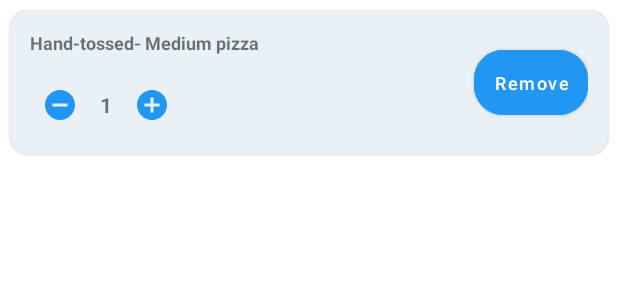
After one commit to Adi-n-tech/Pizza-App, an Android app: the layout item_cart.xml on its own in the app's theme, with its tools: preview values and no code run, on a phone screen of 412 x 824 dp. The commit adds this screen. Shown: the top 300 px of the screen. Run offline under Robolectric (Android 15) with nearby library versions, the phone set to English and light mode, and no system bars.

Commit message:
design cart screen and implement flow to update quantity and remove from cart using room

```diff
--- a/app/src/main/AndroidManifest.xml
+++ b/app/src/main/AndroidManifest.xml
@@ -5,15 +5,19 @@
     <uses-permission android:name="android.permission.INTERNET" />
 
     <application
+        android:name="com.app.pizzaapp.MyApplication"
         android:allowBackup="true"
         android:dataExtractionRules="@xml/data_extraction_rules"
         android:fullBackupContent="@xml/backup_rules"
         android:icon="@mipmap/ic_launcher"
-        android:name="com.app.pizzaapp.MyApplication"
         android:label="@string/app_name"
         android:supportsRtl="true"
         android:theme="@style/Theme.PizzaApp"
         tools:targetApi="31">
+        <activity
+            android:label="Cart"
+            android:name="com.app.pizzaapp.view.activity.CartItemsActivity"
+            android:exported="false" />
         <activity
             android:name="com.app.pizzaapp.view.activity.DashboardActivity"
             android:exported="true">
--- a/app/src/main/java/com/app/pizzaapp/model/PizzaCart.kt
+++ b/app/src/main/java/com/app/pizzaapp/model/PizzaCart.kt
@@ -11,5 +11,6 @@ data class PizzaCart(
     var description: String? = null,
     var crustName: String? = null,
     var sizeName: String? = null,
-    var price: Long
+    var price: Long,
+    var quantity: Long
 )
--- /dev/null
+++ b/app/src/main/res/drawable/ic_cart_24.xml
@@ -0,0 +1,5 @@
+<vector android:height="24dp" android:tint="#FFFFFF"
+    android:viewportHeight="24" android:viewportWidth="24"
+    android:width="24dp" xmlns:android="http://schemas.android.com/apk/res/android">
+    <path android:fillColor="@android:color/white" android:pathData="M7,18c-1.1,0 -1.99,0.9 -1.99,2S5.9,22 7,22s2,-0.9 2,-2 -0.9,-2 -2,-2zM1,2v2h2l3.6,7.59 -1.35,2.45c-0.16,0.28 -0.25,0.61 -0.25,0.96 0,1.1 0.9,2 2,2h12v-2L7.42,15c-0.14,0 -0.25,-0.11 -0.25,-0.25l0.03,-0.12 0.9,-1.63h7.45c0.75,0 1.41,-0.41 1.75,-1.03l3.58,-6.49c0.08,-0.14 0.12,-0.31 0.12,-0.48 0,-0.55 -0.45,-1 -1,-1L5.21,4l-0.94,-2L1,2zM17,18c-1.1,0 -1.99,0.9 -1.99,2s0.89,2 1.99,2 2,-0.9 2,-2 -0.9,-2 -2,-2z"/>
+</vector>
--- /dev/null
+++ b/app/src/main/res/drawable/ic_decrement.xml
@@ -0,0 +1,5 @@
+<vector android:height="24dp" android:tint="#FFFFFF"
+    android:viewportHeight="24" android:viewportWidth="24"
+    android:width="24dp" xmlns:android="http://schemas.android.com/apk/res/android">
+    <path android:fillColor="@android:color/white" android:pathData="M12,2C6.48,2 2,6.48 2,12s4.48,10 10,10s10,-4.48 10,-10S17.52,2 12,2zM17,13H7v-2h10V13z"/>
+</vector>
--- /dev/null
+++ b/app/src/main/res/drawable/ic_increment.xml
@@ -0,0 +1,5 @@
+<vector android:height="24dp" android:tint="#FFFFFF"
+    android:viewportHeight="24" android:viewportWidth="24"
+    android:width="24dp" xmlns:android="http://schemas.android.com/apk/res/android">
+    <path android:fillColor="@android:color/white" android:pathData="M12,2C6.48,2 2,6.48 2,12s4.48,10 10,10 10,-4.48 10,-10S17.52,2 12,2zM17,13h-4v4h-2v-4L7,13v-2h4L11,7h2v4h4v2z"/>
+</vector>
--- a/app/src/main/res/layout/activity_dashboard.xml
+++ b/app/src/main/res/layout/activity_dashboard.xml
@@ -2,11 +2,11 @@
 <layout xmlns:android="http://schemas.android.com/apk/res/android"
     xmlns:app="http://schemas.android.com/apk/res-auto"
     xmlns:tools="http://schemas.android.com/tools"
-    android:background="@color/background"
     tools:context=".view.DashboardActivity">
 
     <androidx.constraintlayout.widget.ConstraintLayout
         android:layout_width="match_parent"
+        android:background="@color/background"
         android:layout_height="match_parent">
 
         <ProgressBar
--- /dev/null
+++ b/app/src/main/res/layout/item_cart.xml
@@ -0,0 +1,86 @@
+<?xml version="1.0" encoding="utf-8"?>
+<layout xmlns:android="http://schemas.android.com/apk/res/android"
+    xmlns:app="http://schemas.android.com/apk/res-auto"
+    xmlns:tools="http://schemas.android.com/tools">
+
+    <com.google.android.material.card.MaterialCardView
+        android:layout_width="match_parent"
+        android:layout_height="wrap_content"
+        android:layout_margin="@dimen/_5sdp"
+        app:cardBackgroundColor="@color/light_blue"
+        app:cardCornerRadius="@dimen/_10sdp">
+
+        <androidx.constraintlayout.widget.ConstraintLayout
+            android:layout_width="match_parent"
+            android:layout_height="wrap_content"
+            android:padding="@dimen/_10sdp">
+
+            <com.google.android.material.textview.MaterialTextView
+                android:id="@+id/name"
+                android:layout_width="wrap_content"
+                android:layout_height="wrap_content"
+                tools:text="Hand-tossed- Medium pizza"
+                android:textStyle="bold"
+                android:textSize="@dimen/_9sdp"
+                app:layout_constraintStart_toStartOf="parent"
+                app:layout_constraintTop_toTopOf="parent" />
+
+            <com.google.android.material.imageview.ShapeableImageView
+                android:id="@+id/decrease_quentity"
+                android:layout_width="wrap_content"
+                android:layout_height="wrap_content"
+                android:layout_marginTop="@dimen/_10sdp"
+                android:background="@drawable/selected_item_rounded"
+                android:padding="@dimen/_6sdp"
+                android:src="@drawable/ic_decrement"
+                app:layout_constraintStart_toStartOf="parent"
+                app:layout_constraintTop_toBottomOf="@id/name"
+                app:tint="@color/blue" />
+
+            <com.google.android.material.textview.MaterialTextView
+                android:id="@+id/quantity"
+                android:layout_width="wrap_content"
+                android:layout_height="@dimen/_30sdp"
+                android:layout_marginStart="@dimen/_5sdp"
+                android:layout_marginTop="@dimen/_10sdp"
+                android:gravity="center"
+                android:text="1"
+                android:textStyle="bold"
+                app:layout_constraintStart_toEndOf="@id/decrease_quentity"
+                app:layout_constraintTop_toBottomOf="@id/name" />
+
+            <com.google.android.material.imageview.ShapeableImageView
+                android:id="@+id/quantity_increase"
+                android:layout_width="wrap_content"
+                android:layout_height="wrap_content"
+                android:layout_marginStart="@dimen/_5sdp"
+                android:layout_marginTop="@dimen/_10sdp"
+                android:background="@drawable/selected_item_rounded"
+                android:padding="@dimen/_6sdp"
+                android:src="@drawable/ic_increment"
+                app:layout_constraintStart_toEndOf="@id/quantity"
+                app:layout_constraintTop_toBottomOf="@id/name"
+                app:tint="@color/blue" />
+
+
+            <com.google.android.material.button.MaterialButton
+                android:id="@+id/remove"
+                android:layout_width="wrap_content"
+                android:layout_height="wrap_content"
+                android:backgroundTint="@color/blue"
+                android:minWidth="0dp"
+                android:minHeight="0dp"
+                android:padding="@dimen/_10sdp"
+                android:text="Remove"
+                android:textAllCaps="false"
+                android:textSize="@dimen/_9sdp"
+                app:cornerRadius="@dimen/_15sdp"
+                app:layout_constraintBottom_toBottomOf="parent"
+                app:layout_constraintEnd_toEndOf="parent"
+                app:layout_constraintTop_toTopOf="parent" />
+
+
+        </androidx.constraintlayout.widget.ConstraintLayout>
+
+    </com.google.android.material.card.MaterialCardView>
+</layout>
```
Also changed, not shown: app/src/main/java/com/app/pizzaapp/room/dao/PizzaCartDAO.kt (+20 -1 lines), app/src/main/java/com/app/pizzaapp/view/activity/CartItemsActivity.kt (added, +52 -0 lines), app/src/main/java/com/app/pizzaapp/view/activity/DashboardActivity.kt (+20 -1 lines), app/src/main/java/com/app/pizzaapp/view/adaptor/CartItemsAdapter.kt (added, +61 -0 lines), app/src/main/java/com/app/pizzaapp/viewmodel/cart/CartViewModel.kt (added, +42 -0 lines), app/src/main/java/com/app/pizzaapp/viewmodel/cart/repository/CartRepository.kt (added, +30 -0 lines), app/src/main/java/com/app/pizzaapp/viewmodel/dashboard/repository/DashboardRepository.kt (+5 -5 lines), app/src/main/res/layout/activity_cart_items.xml (added, +33 -0 lines), app/src/main/res/menu/options_menu.xml (added, +8 -0 lines).
